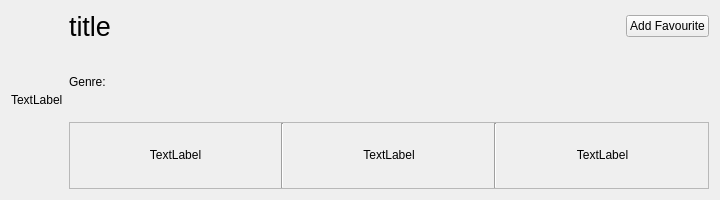
Old version of the form ClipFlix/serie_scroll.ui in the repository andralves717/IHC_Clipflix.
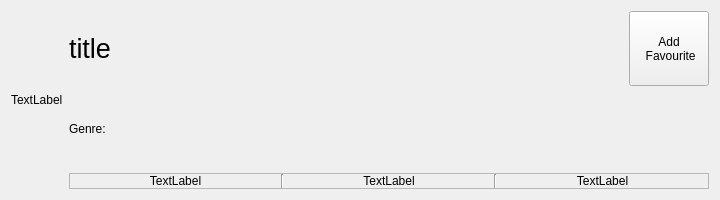
New version of the form.

Diff of the .ui file:
```diff
--- a/ClipFlix/serie_scroll.ui
+++ b/ClipFlix/serie_scroll.ui
@@ -64,13 +64,14 @@
          <item>
           <widget class="QPushButton" name="addFav">
            <property name="sizePolicy">
-            <sizepolicy hsizetype="Maximum" vsizetype="Fixed">
+            <sizepolicy hsizetype="Maximum" vsizetype="Minimum">
              <horstretch>0</horstretch>
              <verstretch>0</verstretch>
             </sizepolicy>
            </property>
            <property name="text">
-            <string>Add Favourite</string>
+            <string>Add
+ Favourite</string>
            </property>
           </widget>
          </item>
@@ -88,6 +89,12 @@
        </item>
        <item>
         <widget class="QFrame" name="frame">
+         <property name="sizePolicy">
+          <sizepolicy hsizetype="Preferred" vsizetype="Maximum">
+           <horstretch>0</horstretch>
+           <verstretch>0</verstretch>
+          </sizepolicy>
+         </property>
          <property name="frameShape">
           <enum>QFrame::StyledPanel</enum>
          </property>
```
